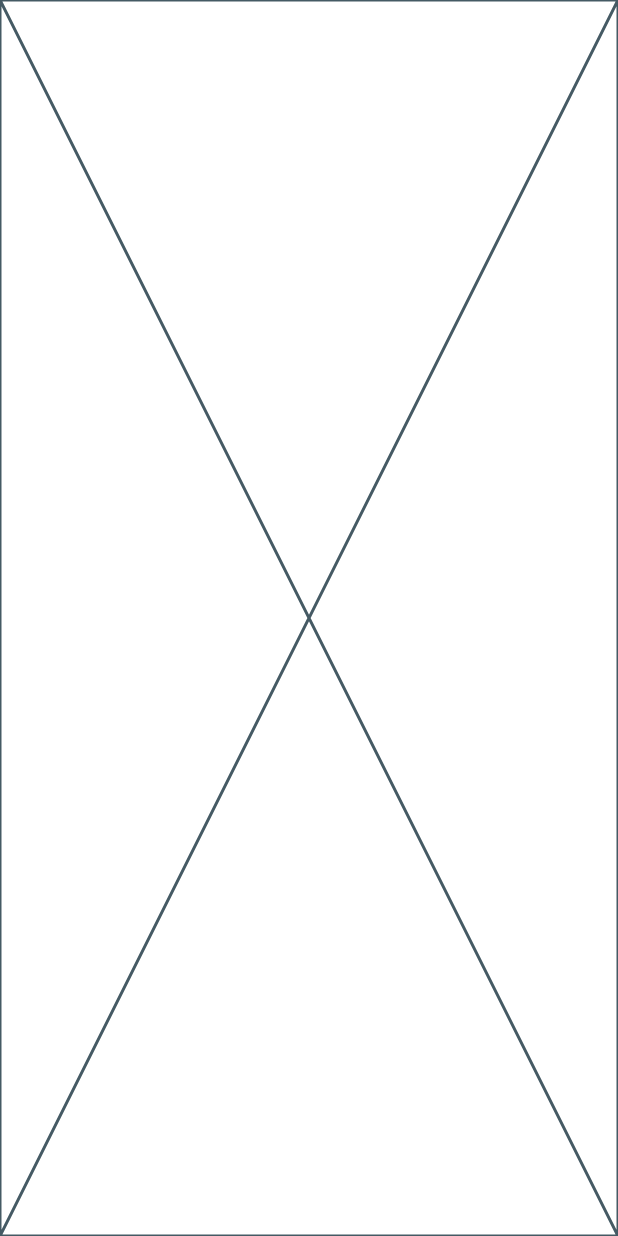
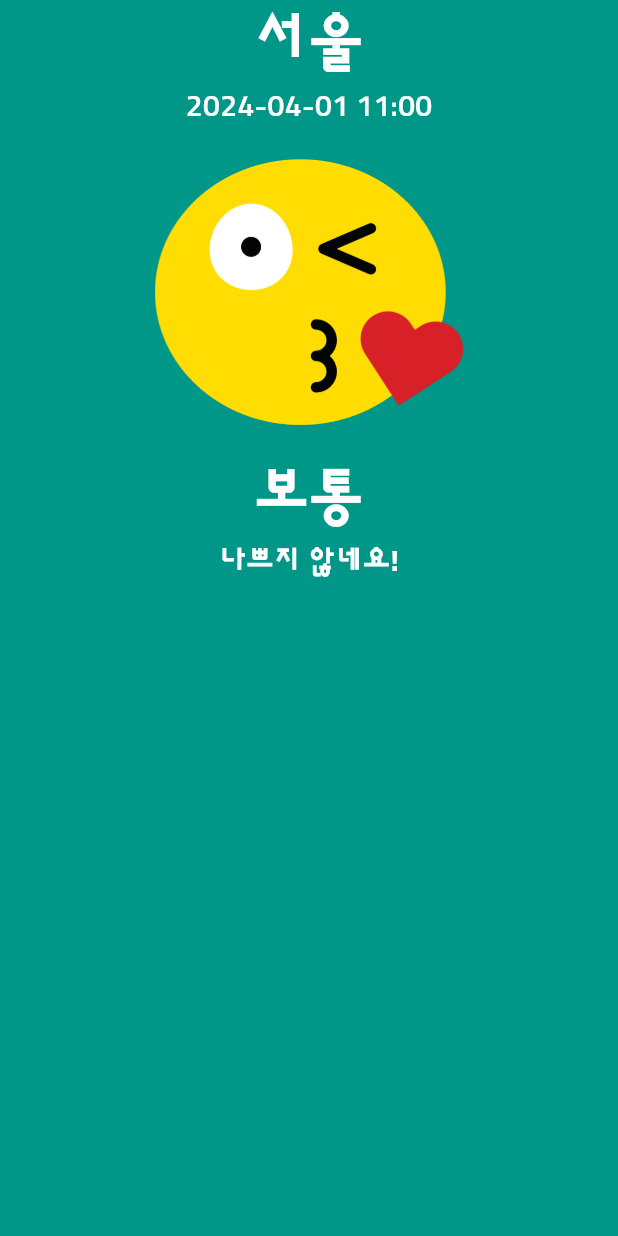
Before and after one commit to jwzz08/dust_app_flutter, a Flutter app: the screen it shows after launch, on a phone screen of 412 x 824 dp. Run offline on Flutter 3.47's test engine with Material 3 defaults, Android fonts, the phone set to English and light mode, and no system bars.

Commit message:
create MainStat.dart

```diff
--- /dev/null
+++ b/lib/component/main_stat.dart
@@ -0,0 +1,56 @@
+import 'package:flutter/material.dart';
+
+class MainStat extends StatelessWidget {
+  const MainStat({Key? key}) : super(key: key);
+
+
+  @override
+  Widget build(BuildContext context) {
+    final ts = TextStyle(
+      color: Colors.white,
+      fontSize: 40.0,
+    );
+
+    return SafeArea(
+      child: SizedBox(
+        width: double.infinity,
+        child: Column(
+          children: [
+            Text(
+              '서울',
+              style: ts.copyWith(
+                fontWeight: FontWeight.w700,
+              )
+            ),
+            Text(
+              '2024-04-01 11:00',
+              style: ts.copyWith(
+                fontSize: 20.0,
+              ),
+            ),
+            SizedBox(
+              height: 20.0,
+            ),
+            Image.asset(
+              'asset/img/good.png',
+              width: MediaQuery.of(context).size.width / 2,
+            ),
+            SizedBox(
+              height: 20.0,
+            ),
+            Text(
+              '보통',
+              style: ts.copyWith(
+                fontWeight: FontWeight.w700,
+              )
+            ),
+            Text('나쁘지 않네요!', style: ts.copyWith(
+              fontWeight: FontWeight.w700,
+              fontSize: 20.0
+            )),
+          ],
+        ),
+      ),
+    );
+  }
+}
--- /dev/null
+++ b/lib/const/color.dart
@@ -0,0 +1,5 @@
+import 'package:flutter/material.dart';
+
+const primaryColor = Color(0xFF009688);
+const darkColor = Color(0xFF00675B);
+const lightColor = Color(0xFF52C7B8);
--- a/lib/main.dart
+++ b/lib/main.dart
@@ -4,6 +4,9 @@ import 'package:flutter/material.dart';
 void main() {
   runApp(
       MaterialApp(
+        theme: ThemeData(
+          fontFamily: 'sunflower'
+        ),
         home: HomeScreen(),
   ));
 }
--- a/lib/screen/home_screen.dart
+++ b/lib/screen/home_screen.dart
@@ -1,3 +1,5 @@
+import 'package:dusty_dust/component/main_stat.dart';
+import 'package:dusty_dust/const/color.dart';
 import 'package:flutter/material.dart';
 
 class HomeScreen extends StatelessWidget {
@@ -5,6 +7,15 @@ class HomeScreen extends StatelessWidget {
 
   @override
   Widget build(BuildContext context) {
-    return const Placeholder();
+    return Scaffold(
+      backgroundColor: primaryColor,
+      body: SingleChildScrollView(
+        child: Column(
+          children: [
+            MainStat(),
+          ],
+        ),
+      ),
+    );
   }
 }
```
